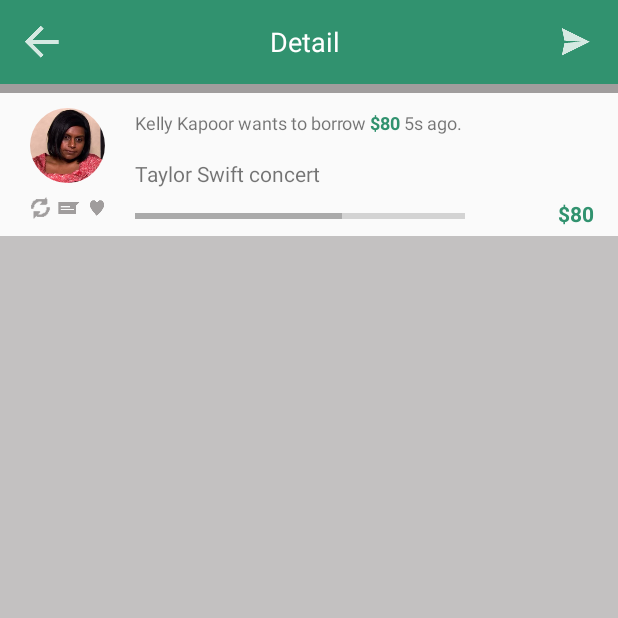
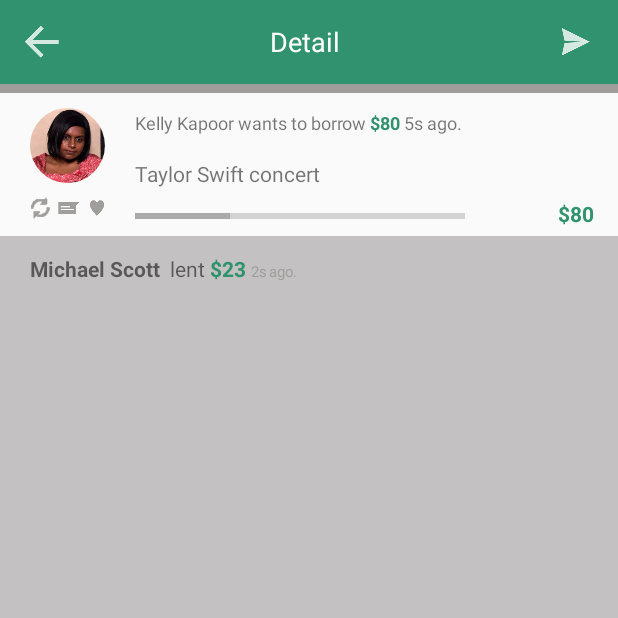
Before and after one commit to claudialuclaudia/Borrow-Android-App, an Android app: the screen it shows after launch (DetailActivity), after a tap on an icon or button, on a phone screen of 412 x 824 dp, the top half of it. Run offline under Robolectric (Android 15) with nearby library versions, the phone set to English and light mode, and no system bars; our stand-ins replace CircleImageView.

Commit message:
comment section filled up a bit

```diff
--- a/app/src/main/java/cash/borrow/android/CommentItemAdapter.java
+++ b/app/src/main/java/cash/borrow/android/CommentItemAdapter.java
@@ -1,9 +1,16 @@
 package cash.borrow.android;
 
 import android.content.Context;
+import android.graphics.Color;
+import android.support.annotation.IntDef;
 import android.support.annotation.LayoutRes;
 import android.support.annotation.NonNull;
 import android.support.annotation.Nullable;
+import android.text.Spannable;
+import android.text.SpannableStringBuilder;
+import android.text.style.ForegroundColorSpan;
+import android.text.style.RelativeSizeSpan;
+import android.text.style.StyleSpan;
 import android.view.LayoutInflater;
 import android.view.View;
 import android.view.ViewGroup;
@@ -37,8 +44,54 @@ public class CommentItemAdapter extends ArrayAdapter<CommentItem> {
 
         CommentItem item = mCommentItems.get(position);
 
-        comment.setText(item.getCommenter() + ": " + item.getComment() + " " + item.getSecPast()
-                + "s ago.");
+        String LentAmount;
+        String timeAgo;
+        if (item.getLentAmount()%1 != 0) {
+            LentAmount = Double.toString(item.getLentAmount());
+        } else {
+            LentAmount = Integer.toString((int) item.getLentAmount());
+        }
+        if (item.getSecPast() >= 60) {
+            String remainderSec = (int)item.getSecPast() % 60 != 0 ? Integer.toString(item.getSecPast()%60) : "";
+            timeAgo = item.getSecPast()/60 + "m" + remainderSec + "s";
+        } else {
+            timeAgo = Integer.toString(item.getSecPast()) + "s";
+        }
+
+        String first = item.getCommenter() + " ";
+        String second;
+        String third = "";
+        String fourth = " " + timeAgo + " ago.";
+        if (item.isLent()){
+            second = " lent ";
+            third = "$" + LentAmount;
+        } else {
+            second = item.getComment();
+        }
+
+        SpannableStringBuilder stringBuilder = new SpannableStringBuilder(first+second+third+fourth);
+        stringBuilder.setSpan(new StyleSpan(android.graphics.Typeface.BOLD),0,
+                first.length(), Spannable.SPAN_INCLUSIVE_INCLUSIVE);
+        stringBuilder.setSpan(new StyleSpan(android.graphics.Typeface.BOLD),first.length()+second.length(),
+                first.length()+second.length()+third.length(), Spannable.SPAN_INCLUSIVE_INCLUSIVE);
+        stringBuilder.setSpan(new ForegroundColorSpan(Color.parseColor("#31926f")),first.length()+second.length(),
+                first.length()+second.length()+third.length(), Spannable.SPAN_INCLUSIVE_INCLUSIVE);
+        stringBuilder.setSpan(new ForegroundColorSpan(Color.parseColor("#a09d9d")),
+                first.length()+second.length()+third.length()+1,
+                first.length()+second.length()+third.length()+fourth.length(), Spannable.SPAN_INCLUSIVE_INCLUSIVE);
+        stringBuilder.setSpan(new RelativeSizeSpan(0.7f),
+                first.length()+second.length()+third.length()+1,
+                first.length()+second.length()+third.length()+fourth.length(), Spannable.SPAN_INCLUSIVE_INCLUSIVE);
+        comment.setText(stringBuilder);
+
+
+//        if (item.isLent()) {
+//            comment.setText(item.getCommenter() + " lent $" + LentAmount + " " +
+//                    timeAgo + "s ago.");
+//        } else {
+//            comment.setText(item.getCommenter() + " " + item.getComment() + " " + timeAgo
+//                    + " ago.");
+//        }
 
         return convertView;
     }
--- a/app/src/main/java/cash/borrow/android/DetailActivity.java
+++ b/app/src/main/java/cash/borrow/android/DetailActivity.java
@@ -59,12 +59,12 @@ public class DetailActivity extends AppCompatActivity {
             commentItemList = new ArrayList<>(map.values());
         }
 
-//        Collections.sort(commentItemList, new Comparator<CommentItem>() {
-//            @Override
-//            public int compare(CommentItem o1, CommentItem o2) {
-//                return Double.compare(o1.getSecPast(), o2.getSecPast());
-//            }
-//        });
+        Collections.sort(commentItemList, new Comparator<CommentItem>() {
+            @Override
+            public int compare(CommentItem o1, CommentItem o2) {
+                return Double.compare(o2.getSecPast(), o1.getSecPast());
+            }
+        });
 
         CommentItemAdapter commentAdapter = new CommentItemAdapter(this, commentItemList);
 //
--- a/app/src/main/java/cash/borrow/android/RequestItemAdapter.java
+++ b/app/src/main/java/cash/borrow/android/RequestItemAdapter.java
@@ -19,12 +19,15 @@ import android.widget.TextView;
 import android.widget.Toast;
 
 import cash.borrow.android.model.RequestItem;
+import cash.borrow.android.sample.SampleCommentProvider;
 
 import java.io.IOException;
 import java.io.InputStream;
 import java.util.List;
+import java.util.Map;
 
 import static cash.borrow.android.R.id.reqAmount;
+import static cash.borrow.android.R.id.requestReason;
 
 public class RequestItemAdapter extends RecyclerView.Adapter<RequestItemAdapter.ViewHolder>{
 
@@ -33,6 +36,7 @@ public class RequestItemAdapter extends RecyclerView.Adapter<RequestItemAdapter.
     public static final String USER_ID_KEY = "user_id_key";
     private List<RequestItem> mItems;
     private Context mContext;
+    Map<String, Double> requestProgress = SampleCommentProvider.requestProgress;
 
     public RequestItemAdapter(Context context, List<RequestItem> items) {
         this.mContext = context;
@@ -67,7 +71,8 @@ public class RequestItemAdapter extends RecyclerView.Adapter<RequestItemAdapter.
 
             int secPast = item.getSecPast();
             if (secPast > 60) {
-                third = " " + secPast/60 + "m" + secPast%60 + "s ago.";
+                String remainderSec = (int)item.getSecPast() % 60 != 0 ? Integer.toString(item.getSecPast()%60) + "s" : "";
+                third = " " + secPast/60 + "m" + remainderSec + " ago.";
             }
 
             SpannableStringBuilder stringBuilder = new SpannableStringBuilder(first+second+third);
@@ -85,7 +90,13 @@ public class RequestItemAdapter extends RecyclerView.Adapter<RequestItemAdapter.
             holder.imageView.setImageDrawable(d);
 
             holder.progressBar.setMax((int) item.getAmount()!=0 ? (int) item.getAmount(): (int) item.getAmount()+1);
-            holder.progressBar.setProgress(50);
+
+            if (!requestProgress.containsKey(item.getRequestId())){
+                holder.progressBar.setProgress(0);
+            } else {
+                double progress = requestProgress.get(item.getRequestId());
+                holder.progressBar.setProgress((int) progress);
+            }
 
             String reqA;
             if (item.getAmount()%1 != 0) {
--- a/app/src/main/java/cash/borrow/android/sample/SampleCommentProvider.java
+++ b/app/src/main/java/cash/borrow/android/sample/SampleCommentProvider.java
@@ -4,6 +4,7 @@ import java.util.ArrayList;
 import java.util.HashMap;
 import java.util.List;
 import java.util.Map;
+import java.util.jar.Pack200;
 
 import cash.borrow.android.model.CommentItem;
 
@@ -11,11 +12,13 @@ public class SampleCommentProvider {
     public static List<CommentItem> commentItemList;
     public static Map<String, CommentItem> commentItemMap;
     public static Map<String, Map<String, CommentItem>> requestCommentItemMap;
+    public static Map<String, Double> requestProgress;
 
     static {
         commentItemList = new ArrayList<>();
         commentItemMap = new HashMap<>();
         requestCommentItemMap = new HashMap<>();
+        requestProgress = new HashMap<>();
 
         addItem(new CommentItem("2", "1", "Kelly Kapoor", 45, false, 0, "Ryan!!!", "1"));
 
@@ -29,6 +32,22 @@ public class SampleCommentProvider {
 
         addItem(new CommentItem("5", "1", "Kelly Kapoor", 200, false, 0, "Dwight you dumb dumb Jim doesn't need a nose job", "1"));
 
+        addItem(new CommentItem("3", "4", "Michael Scott", 145, true, 10, null, "3"));
+
+        addItem(new CommentItem("8", "1", "Kelly Kapoor", 120, true, 20, null, "1"));
+
+        addItem(new CommentItem("6", "4", "Michael Scott", 25, true, 50, null, "1"));
+
+        addItem(new CommentItem("7", "4", "Michael Scott", 10, true, 40, null, "1"));
+
+        addItem(new CommentItem("1", "4", "Michael Scott", 2, true, 23, null, "1"));
+
+        addItem(new CommentItem("2", "4", "Michael Scott", 25, true, 35, null, "4"));
+
+        addItem(new CommentItem("10", "3", "Jan Levinson", 17, true, 5, null, "1"));
+
+        addItem(new CommentItem("10", "2", "Ryan Howard", 8, true, 30, null, "2"));
+
     }
 
     private static void addItem(CommentItem item) {
@@ -41,5 +60,15 @@ public class SampleCommentProvider {
         } else {
             requestCommentItemMap.get(item.getRequestId()).put(item.getCommentId(), item);
         }
+
+        if (item.isLent()) {
+            if (requestProgress.containsKey(item.getRequestId())){
+                double newProgress = requestProgress.get(item.getRequestId()) + item.getLentAmount();
+                requestProgress.put(item.getRequestId(), newProgress);
+            } else {
+                double progress = item.getLentAmount();
+                requestProgress.put(item.getRequestId(), progress);
+            }
+        }
     }
 }
```
